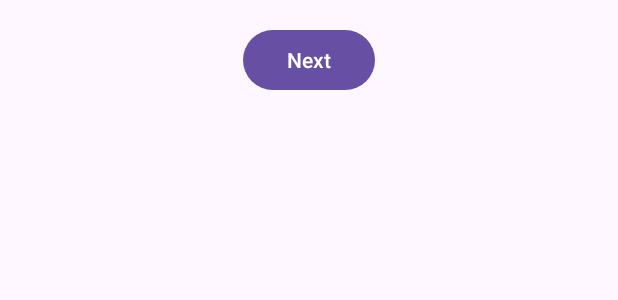
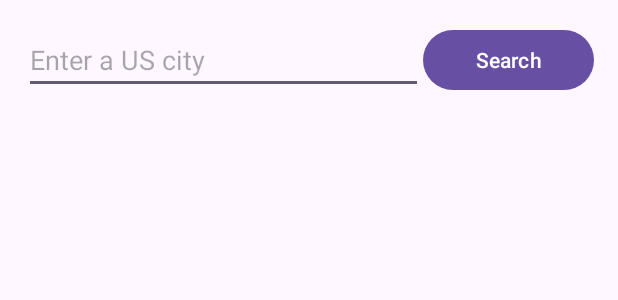
Before and after one commit to taitsmith/weatherman, an Android app: the layout fragment_first.xml on its own in the app's theme, with its tools: preview values and no code run, on a phone screen of 412 x 824 dp. Shown: the top 300 px of the screen. Run offline under Robolectric (Android 15) with nearby library versions, the phone set to English and light mode, and no system bars; network calls fail.

Commit message:
update layouts, strings

```diff
--- a/app/src/main/res/layout/fragment_first.xml
+++ b/app/src/main/res/layout/fragment_first.xml
@@ -1,30 +1,48 @@
 <?xml version="1.0" encoding="utf-8"?>
-<androidx.constraintlayout.widget.ConstraintLayout
-    xmlns:android="http://schemas.android.com/apk/res/android"
+<androidx.constraintlayout.widget.ConstraintLayout xmlns:android="http://schemas.android.com/apk/res/android"
     xmlns:app="http://schemas.android.com/apk/res-auto"
     xmlns:tools="http://schemas.android.com/tools"
     android:layout_width="match_parent"
     android:layout_height="match_parent"
-    tools:context=".ui.FirstFragment"
-    android:padding="16dp">
+    android:padding="16dp"
+    tools:context=".ui.FirstFragment">
+
+    <androidx.constraintlayout.widget.Guideline
+        android:id="@+id/vert_guideline"
+        android:layout_width="wrap_content"
+        android:layout_height="wrap_content"
+        android:orientation="vertical"
+        app:layout_constraintGuide_percent="0.7" />
+
+    <EditText
+        android:id="@+id/city_input"
+        android:layout_width="0dp"
+        android:layout_height="wrap_content"
+        android:hint="@string/search_button_hint"
+        app:layout_constraintBottom_toTopOf="@id/geo_list_recycler"
+        app:layout_constraintEnd_toStartOf="@id/vert_guideline"
+        app:layout_constraintStart_toStartOf="parent"
+        app:layout_constraintTop_toTopOf="parent" />
 
     <Button
-        android:id="@+id/button_first"
-        android:layout_width="wrap_content"
+        android:id="@+id/button_search"
+        android:layout_width="0dp"
         android:layout_height="wrap_content"
-        android:text="@string/next"
+        android:text="@string/search_button"
+        app:layout_constraintBottom_toTopOf="@id/geo_list_recycler"
+        app:layout_constraintEnd_toEndOf="parent"
+        app:layout_constraintStart_toEndOf="@id/vert_guideline"
+        app:layout_constraintTop_toTopOf="parent" />
+
+    <androidx.recyclerview.widget.RecyclerView
+        android:id="@+id/geo_list_recycler"
+        android:layout_width="0dp"
+        android:layout_height="0dp"
+        app:layout_constraintBottom_toBottomOf="parent"
         app:layout_constraintEnd_toEndOf="parent"
         app:layout_constraintStart_toStartOf="parent"
-        app:layout_constraintTop_toTopOf="parent"
-        app:layout_constraintBottom_toTopOf="@id/geo_list_recycler"/>
+        app:layout_constraintTop_toBottomOf="@id/button_search" />
 
-    <androidx.recyclerview.widget.RecyclerView
-        android:layout_width="0dp"
-        android:layout_height="0dp"
-        android:id="@+id/geo_list_recycler"
-        app:layout_constraintTop_toBottomOf="@id/button_first"
-        app:layout_constraintStart_toStartOf="parent"
-        app:layout_constraintEnd_toEndOf="parent"
-        app:layout_constraintBottom_toBottomOf="parent"/>
+
 
 </androidx.constraintlayout.widget.ConstraintLayout>
```
Also changed, not shown: app/src/main/res/layout/fragment_second.xml (+34 -21 lines), app/src/main/res/layout/geodata_list_item.xml (+21 -4 lines), app/src/main/res/values/strings.xml (+8 -38 lines).
